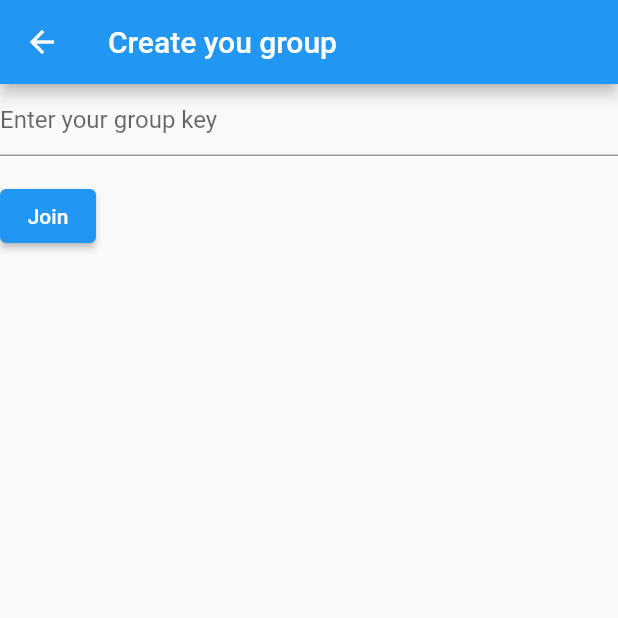
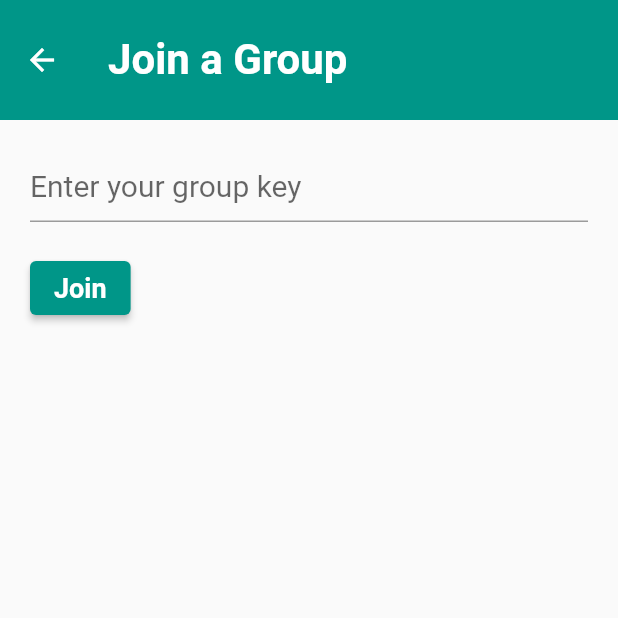
Before and after one commit to Samaritan1011001/flutterAcmFall, a Flutter app: the GroupJoinScreen screen opened directly, on a phone screen of 412 x 824 dp, the top half of it. Run offline on Flutter 3.47's test engine with Material 2 defaults, Android fonts, the phone set to English and light mode, and no system bars; our stand-ins replace cloud_firestore, firebase_auth, firebase_core, flutter_datetime_picker, google_sign_in; accounts and stored records are empty.

Commit message:
Update Group Screens UI

```diff
--- a/lib/view/screens/group/group_enter_screen.dart
+++ b/lib/view/screens/group/group_enter_screen.dart
@@ -34,7 +34,7 @@ class GroupEnterScreen extends StatelessWidget {
               ),
               SizedBox(height: 50),
               _createGroupButton(context),
-              SizedBox(height: 20),
+              SizedBox(height: 25),
               _joinGroupButton(context),
             ],
           ),
--- a/lib/view/screens/group/group_join_screen.dart
+++ b/lib/view/screens/group/group_join_screen.dart
@@ -10,8 +10,11 @@ class GroupJoinScreen extends StatelessWidget {
   Widget build(BuildContext context) {
     return Scaffold(
       appBar: AppBar(
-        title: Text("Create you group"),
-      ),
+          toolbarHeight: 80,
+          backgroundColor: Colors.teal,
+          shadowColor: Colors.transparent,
+          title: Text("Join a Group",
+              style: TextStyle(fontWeight: FontWeight.bold, fontSize: 28))),
       body: JoinGroupForm(),
     );
   }
@@ -41,10 +44,13 @@ class JoinGroupFormState extends State<JoinGroupForm> {
     // Build a Form widget using the _formKey created above.
     return Form(
       key: _formKey,
+      child: Container(
+        padding: const EdgeInsets.all(20.0),
         child: Column(
           crossAxisAlignment: CrossAxisAlignment.start,
           children: <Widget>[
             TextFormField(
+              style: TextStyle(fontSize: 20.0),
               controller: keyController,
               decoration: const InputDecoration(
                 hintText: 'Enter your group key',
@@ -57,7 +63,7 @@ class JoinGroupFormState extends State<JoinGroupForm> {
               },
             ),
             Padding(
-            padding: const EdgeInsets.symmetric(vertical: 16.0),
+              padding: const EdgeInsets.symmetric(vertical: 20.0),
               child: ElevatedButton(
                 onPressed: () {
                   // Validate returns true if the form is valid
@@ -83,8 +89,7 @@ class JoinGroupFormState extends State<JoinGroupForm> {
                           }).then((_) {
                             Navigator.pushReplacement(
                               context,
-                            MaterialPageRoute(
-                                builder: (context) => MyApp()),
+                              MaterialPageRoute(builder: (context) => MyApp()),
                             );
                           });
                         });
@@ -94,11 +99,18 @@ class JoinGroupFormState extends State<JoinGroupForm> {
                     });
                   }
                 },
-              child: Text('Join'),
+                style: ButtonStyle(
+                    backgroundColor:
+                        MaterialStateProperty.all<Color>(Colors.teal)),
+                child: Text(
+                  'Join',
+                  style: TextStyle(fontWeight: FontWeight.bold, fontSize: 18),
+                ),
               ),
             ),
           ],
         ),
+      ),
     );
   }
 }
```
Also changed, not shown: lib/view/screens/group/group_create_screen.dart (+17 -4 lines). Lines whose indentation alone changed are shown as unchanged.
